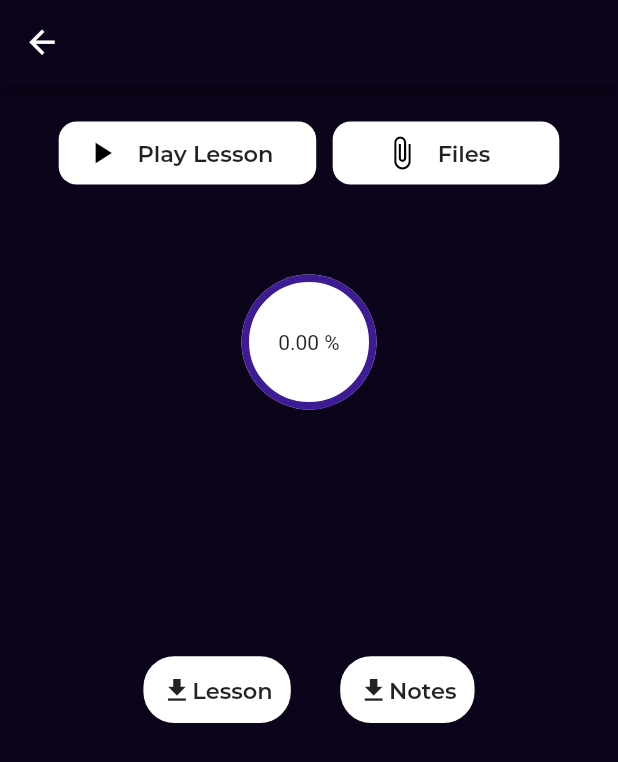
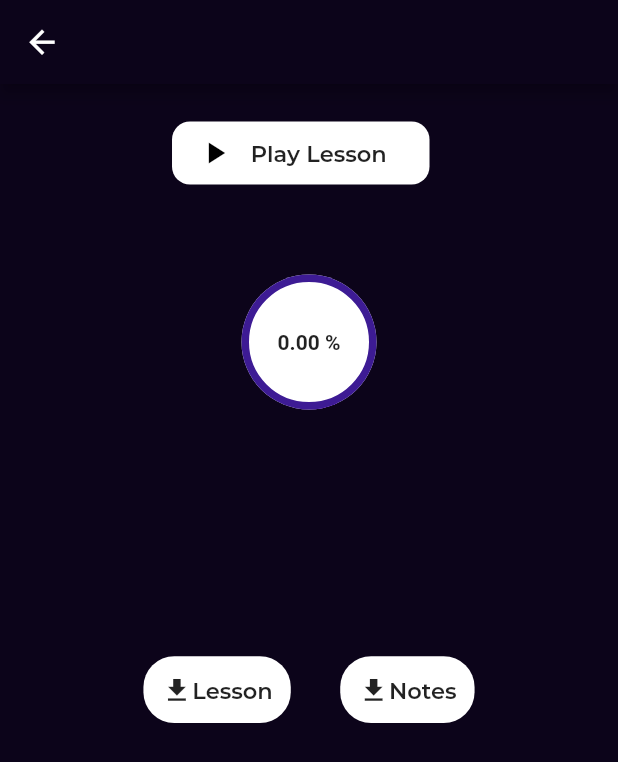
Before and after one commit to srijan2002/Lecture-Notes-App, a Flutter app: the Note_File screen opened by its route, on a phone screen of 412 x 824 dp. Shown: the top 762 px of the screen. Run offline on Flutter 3.47's test engine with Material 2 defaults, Android fonts, the phone set to English and light mode, and no system bars; our stand-ins replace better_player, cloud_firestore, dio, file_picker, firebase_auth, firebase_core and 5 more; missing offline and left inert: flutter_downloader; accounts and stored records are empty.

```diff
--- a/lib/category.dart
+++ b/lib/category.dart
@@ -114,6 +114,8 @@ class _CategoryState extends State<Category> {
                 ),
                 SizedBox(height: 25.sp,),
                 Expanded(
+                  child: Padding(
+                    padding: const EdgeInsets.fromLTRB(8, 0, 8, 0),
                     child: Container(
                       decoration: BoxDecoration(
                         color: Color(0xFF1B0D38),
@@ -181,6 +183,7 @@ class _CategoryState extends State<Category> {
                       ),
                     ),
                   ),
+                ),
               ],
             )
 
--- a/lib/home.dart
+++ b/lib/home.dart
@@ -174,12 +174,12 @@ class _HomeState extends State<Home> {
                                             child: ClipRRect(
                                               borderRadius: BorderRadius.only(
                                                 topLeft: Radius.zero,
-                                                bottomRight: Radius.zero,
+                                                bottomRight: Radius.circular(25.sp),
                                                 topRight: Radius.circular(25.sp),
                                                 bottomLeft: Radius.circular(25.sp)
                                               ),
                                               child: Container(
-                                                color: Color(0xFF331957),
+                                                color: Color(0xFF3B1D6A),
                                                 height: 200.sp, width: 150.sp,
                                                 child: Center(
                                                   child: Padding(
--- a/lib/note_file.dart
+++ b/lib/note_file.dart
@@ -40,6 +40,9 @@ class _Note_FileState extends State<Note_File> {
   }
 
   Future downloadFile(String url, String filename)async{
+    setState(() {
+      filepath="Downloading file to internal storage media";
+    });
     if(await Permission.storage.isGranted){
         final dirlist = await getExternalStoragePath();
         final path = dirlist[0].path;
@@ -133,37 +136,7 @@ class _Note_FileState extends State<Note_File> {
                         ),
                       ),
                     ),
-                    SizedBox(width: 8.sp,),
-                    InkWell(
-                      onTap: (){
-                      },
-                      child: Container(
-                        width: 110.sp,
-                        decoration: BoxDecoration(
-                            color: Colors.white,
-                            borderRadius: BorderRadius.circular(12)
-                        ),
-                        child: Row(
-                          mainAxisAlignment: MainAxisAlignment.center,
-                          children: [
-                            Icon(
-                              Icons.attach_file_sharp, color: Colors.black,
-                            ),
-                            Padding(
-                              padding: const EdgeInsets.all(12),
-                              child: Text(
-                                "Files",
-                                style: TextStyle(
-                                    fontWeight: FontWeight.w600,
-                                    fontFamily: 'MontB',
-                                    fontSize: 15
-                                ),
-                              ),
-                            ),
-                          ],
-                        ),
-                      ),
-                    ),
+                    SizedBox(width: 8.sp,)
                   ],
                 ),
                 SizedBox(height: 60,),
@@ -179,7 +152,12 @@ class _Note_FileState extends State<Note_File> {
                       borderColor: Color(0xFF3D1B94),
                       borderWidth: 5.0,
                       direction: Axis.vertical, // The direction the liquid moves (Axis.vertical = bottom to top, Axis.horizontal = left to right). Defaults to Axis.vertical.
-                      center: Text("${(progress * 100).toStringAsFixed(2)} %"),
+                      center: Text(
+                          "${(progress * 100).toStringAsFixed(2)} %",
+                        style: TextStyle(
+                          fontWeight: FontWeight.bold
+                        ),
+                      ),
                     ),
                   ),
                 ),
```
Also changed, not shown: lib/admin_routes/admin.dart (+23 -4 lines), 1 other file. Lines whose indentation alone changed are shown as unchanged.
